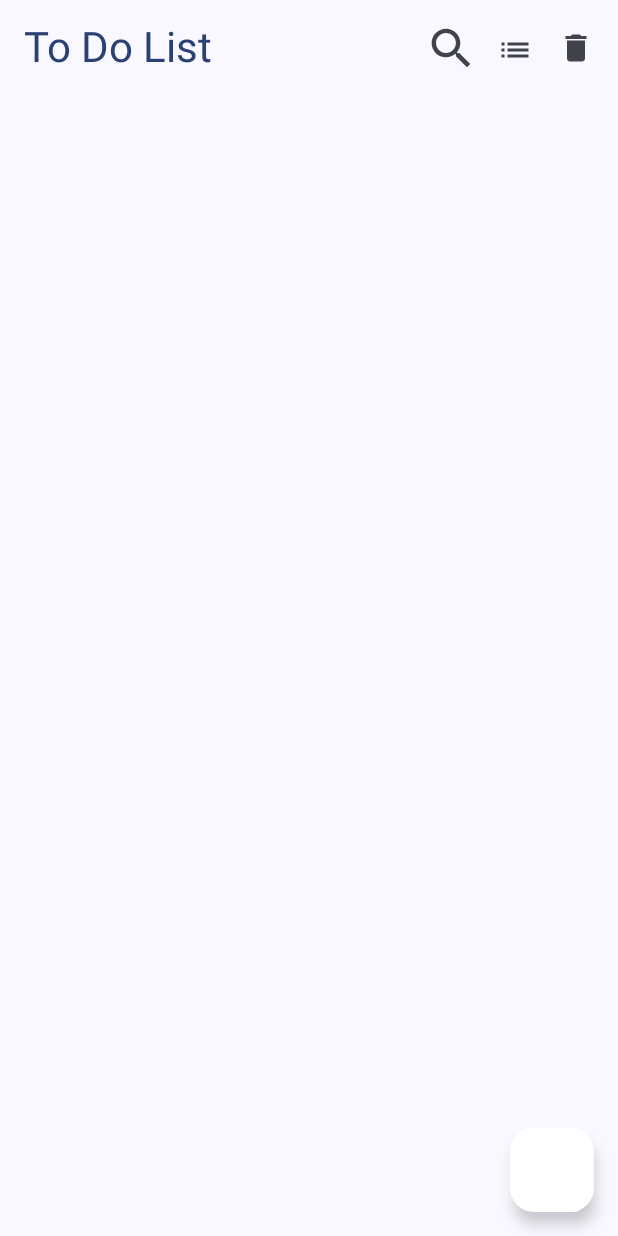
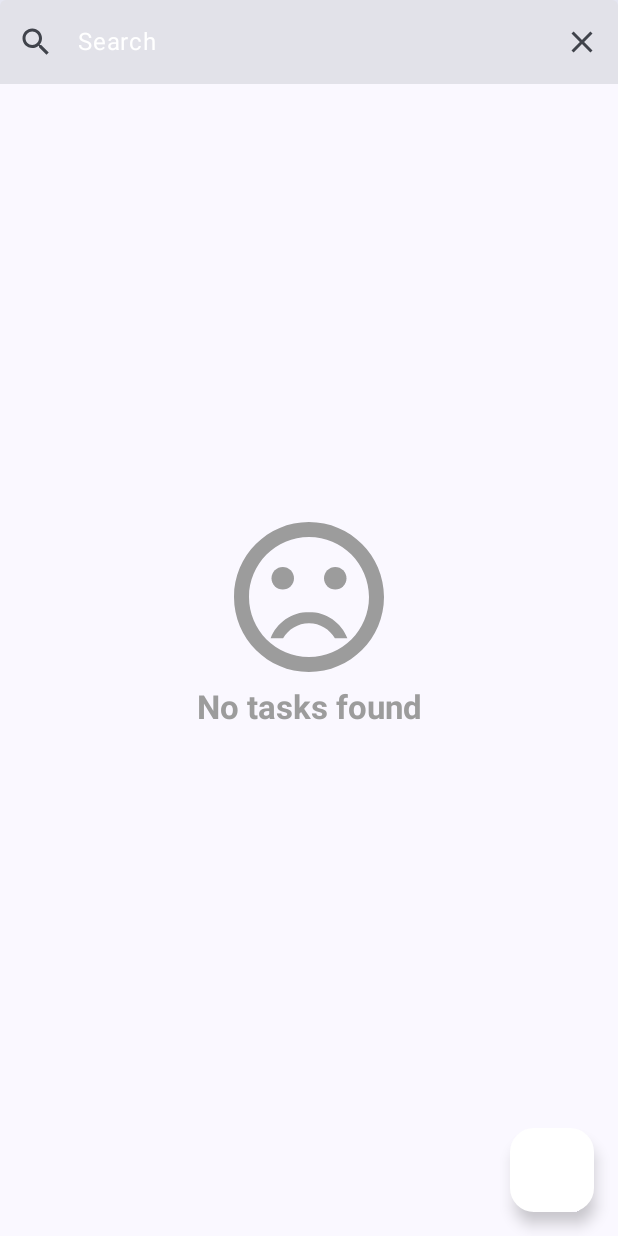
Before and after one commit to Ethernets/TodoList, an Android app built with Jetpack Compose: the composable ListScreen shown on its own in the app's theme, after a tap on "Search", on a phone screen of 412 x 824 dp. Run offline under Robolectric (Android 15) with nearby library versions, the phone set to English and light mode, and no system bars; our stand-ins replace Dagger/Hilt's generated code.

Commit message:
Add Search App Bar [P-2]

```diff
--- a/app/src/main/java/com/example/todolist/navigation/Navigation.kt
+++ b/app/src/main/java/com/example/todolist/navigation/Navigation.kt
@@ -6,11 +6,13 @@ import androidx.navigation.NavHostController
 import androidx.navigation.compose.NavHost
 import com.example.todolist.navigation.destinations.listComposable
 import com.example.todolist.navigation.destinations.taskComposable
+import com.example.todolist.ui.viewmodels.SharedViewModel
 import com.example.todolist.util.Constants.LIST_SCREEN
 
 @Composable
 fun SetupNavigation(
-    navController: NavHostController
+    navController: NavHostController,
+    sharedViewModel: SharedViewModel,
 ) {
     val screen = remember(navController){
         Screens(navController)
@@ -20,7 +22,7 @@ fun SetupNavigation(
         navController = navController,
         startDestination = LIST_SCREEN,
     ) {
-        listComposable(navigateToTaskScreen = screen.task)
+        listComposable(navigateToTaskScreen = screen.task, sharedViewModel = sharedViewModel)
         taskComposable(navigateToListScreen = screen.list)
     }
 }
--- a/app/src/main/java/com/example/todolist/navigation/destinations/ListComposable.kt
+++ b/app/src/main/java/com/example/todolist/navigation/destinations/ListComposable.kt
@@ -5,11 +5,13 @@ import androidx.navigation.NavType
 import androidx.navigation.compose.composable
 import androidx.navigation.navArgument
 import com.example.todolist.ui.screens.list.ListScreen
+import com.example.todolist.ui.viewmodels.SharedViewModel
 import com.example.todolist.util.Constants.LIST_ARGUMENT_KEY
 import com.example.todolist.util.Constants.LIST_SCREEN
 
 fun NavGraphBuilder.listComposable(
-    navigateToTaskScreen: (taskId: Int) -> Unit
+    navigateToTaskScreen: (taskId: Int) -> Unit,
+    sharedViewModel: SharedViewModel
 ){
     composable(
         route = LIST_SCREEN,
@@ -17,6 +19,6 @@ fun NavGraphBuilder.listComposable(
             type = NavType.StringType
         })
     ){
-        ListScreen(navigateToTaskScreen = navigateToTaskScreen)
+        ListScreen(navigateToTaskScreen = navigateToTaskScreen, sharedViewModel = sharedViewModel)
     }
 }
--- /dev/null
+++ b/app/src/main/java/com/example/todolist/ui/screens/list/EmptyContent.kt
@@ -0,0 +1,42 @@
+package com.example.todolist.ui.screens.list
+
+import androidx.compose.foundation.layout.Arrangement
+import androidx.compose.foundation.layout.Column
+import androidx.compose.foundation.layout.fillMaxSize
+import androidx.compose.foundation.layout.size
+import androidx.compose.material.icons.Icons
+import androidx.compose.material3.Icon
+import androidx.compose.material3.MaterialTheme
+import androidx.compose.material3.Text
+import androidx.compose.runtime.Composable
+import androidx.compose.ui.Alignment
+import androidx.compose.ui.Modifier
+import androidx.compose.ui.res.painterResource
+import androidx.compose.ui.res.stringResource
+import androidx.compose.ui.text.font.FontWeight
+import androidx.compose.ui.unit.dp
+import com.example.todolist.R
+import com.example.todolist.ui.theme.MediumGray
+
+@Composable
+fun EmptyContent() {
+    Column(
+        modifier = Modifier.fillMaxSize(),
+        verticalArrangement = Arrangement.Center,
+        horizontalAlignment = Alignment.CenterHorizontally,
+    ) {
+        Icon(
+            modifier = Modifier.size(120.dp),
+            painter = painterResource(id = R.drawable.iv_dissatisfied),
+            tint = MediumGray,
+            contentDescription = "Empty Content"
+        )
+        Text(
+            text = stringResource(R.string.empty_content),
+            style = MaterialTheme.typography.titleLarge,
+            fontWeight = FontWeight.Bold,
+            color = MediumGray
+            )
+
+    }
+}
--- a/app/src/main/java/com/example/todolist/ui/screens/list/ListAppBar.kt
+++ b/app/src/main/java/com/example/todolist/ui/screens/list/ListAppBar.kt
@@ -41,14 +41,41 @@ import androidx.compose.ui.unit.dp
 import com.example.todolist.R
 import com.example.todolist.components.PriorityItem
 import com.example.todolist.data.models.Priority
+import com.example.todolist.ui.viewmodels.SharedViewModel
+import com.example.todolist.util.SearchAppBarState
+import com.example.todolist.util.TrailingIconState
 
 @Composable
-fun ListAppBar() {
-    DefaultListBar(
-        onSearchClicked = { },
-        onSortClicked = { },
-        onDeleteAllClicked = { },
-        )
+fun ListAppBar(
+    sharedViewModel: SharedViewModel,
+    searchAppBarState: SearchAppBarState,
+    searchTextState: String,
+) {
+    when (searchAppBarState) {
+        SearchAppBarState.CLOSED -> {
+            DefaultListBar(
+                onSearchClicked = {
+                    sharedViewModel.searchAppBarState.value = SearchAppBarState.OPENED
+                },
+                onSortClicked = { },
+                onDeleteAllClicked = { },
+            )
+        }
+
+        else -> {
+            SearchAppBar(
+                text = searchTextState,
+                onTextChanged = { newText ->
+                    sharedViewModel.searchTextState.value = newText
+                },
+                onSearchClicked = {},
+                onCloseClicked = {
+                    sharedViewModel.searchAppBarState.value = SearchAppBarState.CLOSED
+                    sharedViewModel.searchTextState.value = " "
+                }
+            )
+        }
+    }
 }
 
 
@@ -108,12 +135,12 @@ fun SearchAction(
 @Composable
 fun SortAction(
     onSortClicked: (Priority) -> Unit
-){
+) {
     var expanded by remember { mutableStateOf(false) }
     IconButton(
         modifier = Modifier.size(35.dp),
         onClick = { expanded = true },
-        ){
+    ) {
         Icon(
             imageVector = Icons.AutoMirrored.Filled.List,
             contentDescription = stringResource(
@@ -151,12 +178,12 @@ fun SortAction(
 @Composable
 fun DeleteAllAction(
     onDeleteAllClicked: () -> Unit
-){
+) {
     var expanded by remember { mutableStateOf(false) }
 
     IconButton(
         onClick = { expanded = true }
-    ){
+    ) {
         Icon(
             imageVector = Icons.Filled.Delete,
             contentDescription = stringResource(
@@ -167,7 +194,7 @@ fun DeleteAllAction(
             expanded = expanded,
             onDismissRequest = { expanded = false }) {
             DropdownMenuItem(
-                text = { Text("Delete All Tasks")},
+                text = { Text("Delete All Tasks") },
                 onClick = {
                     expanded = false
                     onDeleteAllClicked()
@@ -184,25 +211,31 @@ fun SearchAppBar(
     onTextChanged: (String) -> Unit,
     onSearchClicked: (String) -> Unit,
     onCloseClicked: () -> Unit,
-){
+) {
+    var trailingIconState by remember { mutableStateOf(TrailingIconState.READY_TO_DELETE) }
     Surface(
         modifier = Modifier
             .fillMaxWidth()
             .height(56.dp),
-        tonalElevation = 6.dp
-    ){
+        tonalElevation = 4.dp
+    ) {
         TextField(
             modifier = Modifier.fillMaxWidth(),
             value = text,
             onValueChange = { onTextChanged(it) },
-            placeholder = { Text(color = Color.Companion.White, text = stringResource(R.string.search)) },
+            placeholder = {
+                Text(
+                    color = Color.Companion.White,
+                    text = stringResource(R.string.search)
+                )
+            },
             textStyle = TextStyle(fontSize = MaterialTheme.typography.titleLarge.fontSize),
             singleLine = true,
             leadingIcon = {
                 IconButton(
                     modifier = Modifier.alpha(1.0f),
                     onClick = {}
-                ){
+                ) {
                     Icon(
                         imageVector = Icons.Filled.Search,
                         contentDescription = stringResource(R.string.search)
@@ -211,8 +244,24 @@ fun SearchAppBar(
             },
             trailingIcon = {
                 IconButton(
-                    onClick = { onCloseClicked()}
-                ){
+                    onClick = {
+                        when (trailingIconState) {
+                            TrailingIconState.READY_TO_DELETE -> {
+                                onTextChanged("")
+                                trailingIconState = TrailingIconState.READY_TO_CLOSE
+                            }
+
+                            TrailingIconState.READY_TO_CLOSE -> {
+                                if (text.isNotEmpty()) {
+                                    onTextChanged("")
+                                } else {
+                                    onCloseClicked()
+                                    trailingIconState = TrailingIconState.READY_TO_DELETE
+                                }
+                            }
+                        }
+                    }
+                ) {
                     Icon(
                         imageVector = Icons.Filled.Close,
                         contentDescription = stringResource(R.string.close_search),
@@ -243,7 +292,7 @@ fun DefaultAppBarPreview() {
         onSearchClicked = {},
         onSortClicked = {},
         onDeleteAllClicked = {},
-        )
+    )
 }
 
 @Composable
--- a/app/src/main/java/com/example/todolist/ui/screens/list/ListScreen.kt
+++ b/app/src/main/java/com/example/todolist/ui/screens/list/ListScreen.kt
@@ -1,40 +1,62 @@
 package com.example.todolist.ui.screens.list
 
+import android.util.Log
 import androidx.compose.foundation.isSystemInDarkTheme
+import androidx.compose.foundation.layout.padding
 import androidx.compose.material.icons.Icons
 import androidx.compose.material.icons.filled.Add
 import androidx.compose.material3.FloatingActionButton
 import androidx.compose.material3.Icon
 import androidx.compose.material3.MaterialTheme
 import androidx.compose.material3.Scaffold
-import androidx.compose.material3.TopAppBar
 import androidx.compose.runtime.Composable
+import androidx.compose.runtime.LaunchedEffect
+import androidx.compose.runtime.collectAsState
+import androidx.compose.runtime.getValue
+import androidx.compose.ui.Modifier
 import androidx.compose.ui.graphics.Color
 import androidx.compose.ui.res.stringResource
-import androidx.compose.ui.tooling.preview.Preview
 import com.example.todolist.R
-
+import com.example.todolist.ui.viewmodels.SharedViewModel
+import com.example.todolist.util.SearchAppBarState
 @Composable
 fun ListScreen(
-    navigateToTaskScreen: (taskId: Int) -> Unit
+    navigateToTaskScreen: (taskId: Int) -> Unit,
+    sharedViewModel: SharedViewModel,
 ) {
+    LaunchedEffect(key1 = true) {
+        sharedViewModel.getAllTasks()
+    }
+
+    val searchAppBarState: SearchAppBarState by sharedViewModel.searchAppBarState
+    val searchTextState: String by sharedViewModel.searchTextState
+    val allTasks by sharedViewModel.allTasks.collectAsState()
+    Log.d("ListScreen", "ListScreen: $allTasks")
     Scaffold(
-        content = {},
         topBar = {
-            ListAppBar()
+            ListAppBar(
+                sharedViewModel = sharedViewModel,
+                searchAppBarState = searchAppBarState,
+                searchTextState = searchTextState,
+            )
         },
+        content = { paddingValues -> ListContent(
+            toDoTask = allTasks,
+            navigateToTaskScreen = navigateToTaskScreen,
+            modifier = Modifier.padding(paddingValues)
+        ) },
         floatingActionButton = {
-            ListFab(navigateToTaskScreen = navigateToTaskScreen)
+            ListFab(onFabClicked = navigateToTaskScreen)
         }
     )
 }
 
 @Composable
 fun ListFab(
-    navigateToTaskScreen: (taskId: Int) -> Unit
+    onFabClicked: (taskId: Int) -> Unit
 ) {
     FloatingActionButton(onClick = {
-        navigateToTaskScreen(-1)
+        onFabClicked(-1)
     }, containerColor = if(!isSystemInDarkTheme())MaterialTheme.colorScheme.onSecondaryContainer
     else MaterialTheme.colorScheme.secondaryContainer
     )  {
@@ -45,9 +67,3 @@ fun ListFab(
         )
     }
 }
-
-@Composable
-@Preview
-private fun ListScreenPreview() {
-    ListScreen(navigateToTaskScreen = {})
-}
--- a/app/src/main/java/com/example/todolist/ui/theme/Color.kt
+++ b/app/src/main/java/com/example/todolist/ui/theme/Color.kt
@@ -2,9 +2,6 @@ package com.example.todolist.ui.theme
 
 import androidx.compose.ui.graphics.Color
 
-val Purple80 = Color(0xFFD0BCFF)
-val PurpleGrey80 = Color(0xFFCCC2DC)
-val Pink80 = Color(0xFFEFB8C8)
 
 val Purple40 = Color(0xFF6650a4)
 val PurpleGrey40 = Color(0xFF625b71)
--- a/app/src/main/java/com/example/todolist/ui/viewmodels/SharedViewModel.kt
+++ b/app/src/main/java/com/example/todolist/ui/viewmodels/SharedViewModel.kt
@@ -1,25 +1,40 @@
 package com.example.todolist.ui.viewmodels
 
+import androidx.compose.runtime.MutableState
+import androidx.compose.runtime.mutableStateOf
 import androidx.lifecycle.ViewModel
 import androidx.lifecycle.viewModelScope
 import com.example.todolist.data.models.ToDoTask
 import com.example.todolist.data.repositories.TodoRepository
+import com.example.todolist.util.RequestState
+import com.example.todolist.util.SearchAppBarState
 import dagger.hilt.android.lifecycle.HiltViewModel
 import kotlinx.coroutines.flow.MutableStateFlow
 import kotlinx.coroutines.flow.StateFlow
 import kotlinx.coroutines.launch
+import okio.IOException
 import javax.inject.Inject
 
 @HiltViewModel
-class SharedViewModel @Inject constructor(private val todoRepository: TodoRepository): ViewModel(){
-    private val _allTasks = MutableStateFlow<List<ToDoTask>>(emptyList())
-    val allTasks: StateFlow<List<ToDoTask>> = _allTasks
+class SharedViewModel @Inject constructor(private val todoRepository: TodoRepository) :
+    ViewModel() {
+    private val _allTasks = MutableStateFlow<RequestState<List<ToDoTask>>>(RequestState.Idle)
+    val searchAppBarState: MutableState<SearchAppBarState> =
+        mutableStateOf(SearchAppBarState.CLOSED)
+    val searchTextState: MutableState<String> = mutableStateOf("")
 
-    fun getAllTasks(){
-        viewModelScope.launch {
-            todoRepository.getAllTasks.collect{
-                _allTasks.value = it
+    val allTasks: StateFlow<RequestState<List<ToDoTask>>> = _allTasks
+
+    fun getAllTasks() {
+        _allTasks.value = RequestState.Loading
+        try {
+            viewModelScope.launch {
+                todoRepository.getAllTasks.collect {
+                    _allTasks.value = RequestState.Success(it)
+                }
             }
+        } catch (e: IOException) {
+            _allTasks.value = RequestState.Error(e)
         }
     }
 }
--- /dev/null
+++ b/app/src/main/java/com/example/todolist/util/RequestState.kt
@@ -0,0 +1,9 @@
+package com.example.todolist.util
+
+
+sealed class RequestState<out T> {
+    object Idle: RequestState<Nothing>()
+    object Loading: RequestState<Nothing>()
+    data class Success<T>(val data: T): RequestState<T>()
+    data class Error(val error: Throwable): RequestState<Nothing>()
+}
--- /dev/null
+++ b/app/src/main/java/com/example/todolist/util/TrailingIconState.kt
@@ -0,0 +1,6 @@
+package com.example.todolist.util
+
+enum class TrailingIconState {
+    READY_TO_DELETE,
+    READY_TO_CLOSE,
+}
--- /dev/null
+++ b/app/src/main/res/drawable/iv_dissatisfied.xml
@@ -0,0 +1,9 @@
+<vector xmlns:android="http://schemas.android.com/apk/res/android" android:height="24dp" android:tint="#000000" android:viewportHeight="24" android:viewportWidth="24" android:width="24dp">
+
+    <path android:fillColor="@android:color/white" android:pathData="M15.5,9.5m-1.5,0a1.5,1.5 0,1 1,3 0a1.5,1.5 0,1 1,-3 0"/>
+
+    <path android:fillColor="@android:color/white" android:pathData="M8.5,9.5m-1.5,0a1.5,1.5 0,1 1,3 0a1.5,1.5 0,1 1,-3 0"/>
+
+    <path android:fillColor="@android:color/white" android:pathData="M11.99,2C6.47,2 2,6.48 2,12s4.47,10 9.99,10C17.52,22 22,17.52 22,12S17.52,2 11.99,2zM12,20c-4.42,0 -8,-3.58 -8,-8s3.58,-8 8,-8 8,3.58 8,8 -3.58,8 -8,8zM12,14c-2.33,0 -4.32,1.45 -5.12,3.5h1.67c0.69,-1.19 1.97,-2 3.45,-2s2.75,0.81 3.45,2h1.67c-0.8,-2.05 -2.79,-3.5 -5.12,-3.5z"/>
+
+</vector>
--- a/app/src/main/res/values/strings.xml
+++ b/app/src/main/res/values/strings.xml
@@ -6,4 +6,5 @@
     <string name="delete_all_tasks">Delete all tasks</string>
     <string name="search">Search</string>
     <string name="close_search">Arrow Forward</string>
+    <string name="empty_content">No tasks found</string>
 </resources>
```
Also changed, not shown: app/src/main/java/com/example/todolist/MainActivity.kt (+8 -2 lines), app/src/main/java/com/example/todolist/navigation/destinations/TaskComposable.kt (+6 -3 lines), app/src/main/java/com/example/todolist/ui/screens/list/ListContent.kt (added, +123 -0 lines), app/src/main/java/com/example/todolist/util/SearchAppBarState.kt (added, +7 -0 lines).
